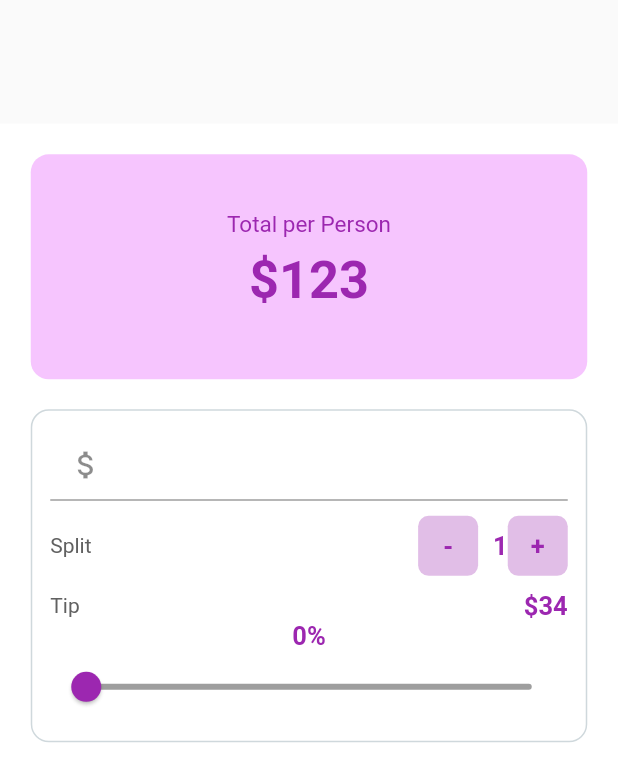
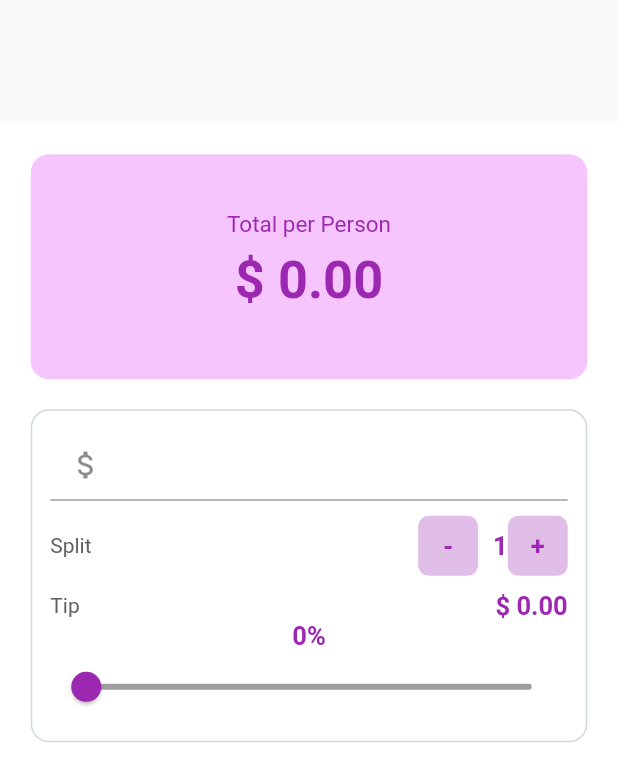
Before and after one commit to ashiquemhd63/Tip-calculator, a Flutter app: the screen it shows after launch, on a phone screen of 412 x 824 dp. Shown: the top 781 px of the screen. Run offline on Flutter 3.47's test engine with Material 2 defaults, Android fonts, the phone set to English and light mode, and no system bars.

Commit message:
App completed

```diff
--- a/lib/home.dart
+++ b/lib/home.dart
@@ -39,7 +39,7 @@ class _BillSplitterState extends State<BillSplitter> {
 
                     Padding(
                       padding: const EdgeInsets.all(8.0),
-                      child: Text("\$123",style: TextStyle(
+                      child: Text("\$ ${calculateTotalPerPerson(_billAmount, _personCounter, _tipPercentage)}",style: TextStyle(
                         color: Colors.purple,
                         fontWeight: FontWeight.bold,
                         fontSize: 34.9
@@ -172,7 +172,7 @@ class _BillSplitterState extends State<BillSplitter> {
                       color: Colors.grey.shade700,
                       ),
                       ),
-                      Text("\$34",style:TextStyle(
+                      Text("\$ ${(calculateTotalTip(_billAmount, _personCounter, _tipPercentage)).toStringAsFixed(2)}",style:TextStyle(
                         color: Colors.purple ,
                         fontWeight: FontWeight.bold,
                         fontSize: 17.0,
@@ -212,4 +212,20 @@ class _BillSplitterState extends State<BillSplitter> {
       ),
     );
   }
+  calculateTotalPerPerson(double billAmount,int splitBy,int tipPercentage){
+    var totalPerPerson=(calculateTotalTip(billAmount, splitBy, tipPercentage)+billAmount)/splitBy;
+    return totalPerPerson.toStringAsFixed(2);
+
+  }
+  calculateTotalTip(double billAmount,int splitBy,int tipPercentage){
+    double totalTip = 0.0;
+    if(billAmount<0 || billAmount.toString().isEmpty || billAmount==null){
+      //no go!
+    }
+    else{
+      totalTip=(billAmount*tipPercentage)/100;
+    }
+    return totalTip;
+  }
+
 }
```
